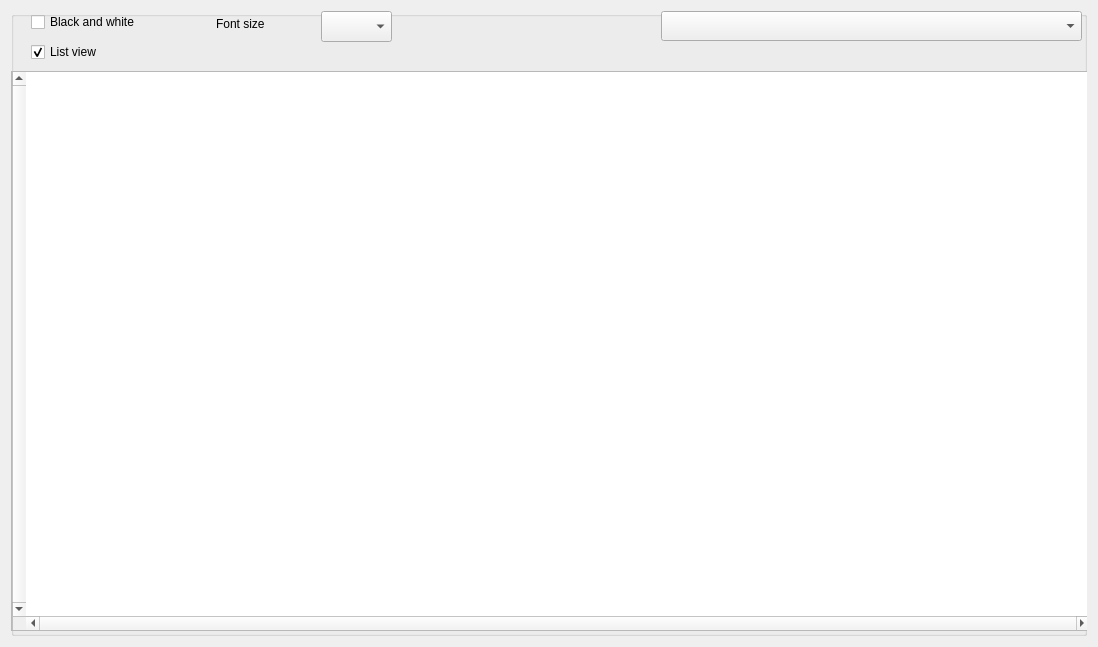
Old version of the form GUI_UIs/ui_visualise_graph_original.ui in the repository ccbogel/QualCoder.
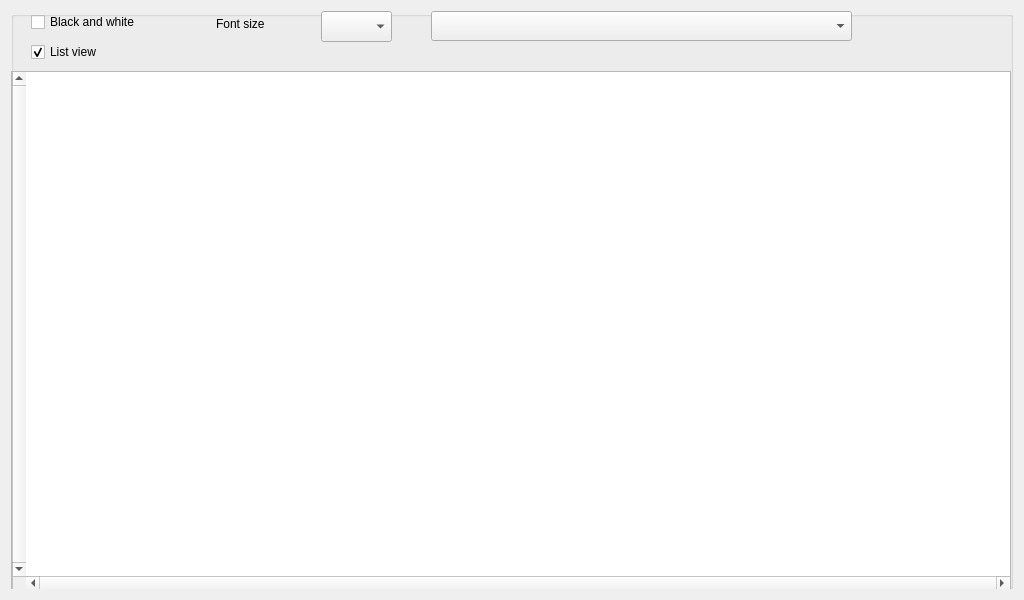
New version of the form.

What changed in the file:
```diff
--- a/GUI_UIs/ui_visualise_graph_original.ui
+++ b/GUI_UIs/ui_visualise_graph_original.ui
@@ -6,8 +6,8 @@
    <rect>
     <x>0</x>
     <y>0</y>
-    <width>1098</width>
-    <height>647</height>
+    <width>1024</width>
+    <height>600</height>
    </rect>
   </property>
   <property name="windowTitle">
@@ -41,7 +41,7 @@
      <widget class="QComboBox" name="comboBox">
       <property name="geometry">
        <rect>
-        <x>650</x>
+        <x>420</x>
         <y>0</y>
         <width>421</width>
         <height>30</height>
@@ -95,8 +95,8 @@
        <rect>
         <x>0</x>
         <y>60</y>
-        <width>1080</width>
-        <height>560</height>
+        <width>1000</width>
+        <height>520</height>
        </rect>
       </property>
       <property name="layoutDirection">
```
